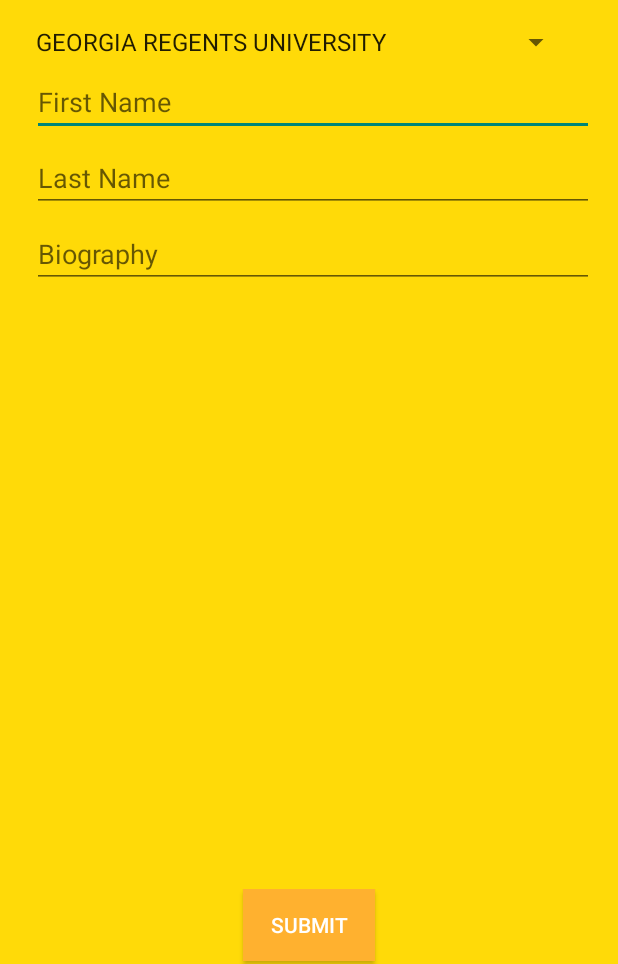
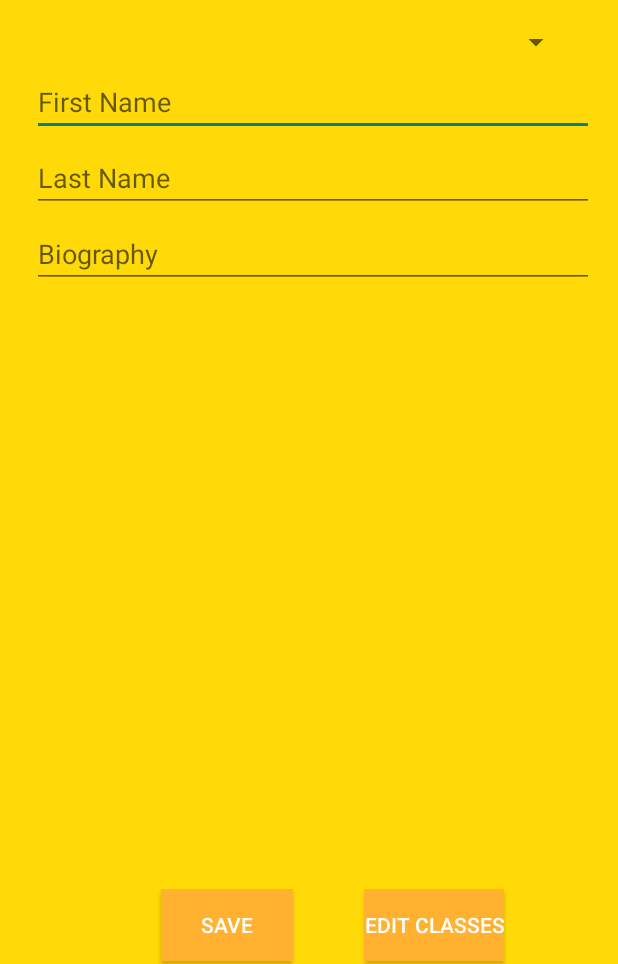
Before and after one commit to Cjreynol-zz/Study-Bear, an Android app: the EditProfile screen opened directly, with no data from a screen before it, on a phone screen of 412 x 824 dp, the part 272-1236 px from its top. Run offline under Robolectric (Android 15) with nearby library versions, the phone set to English and light mode, and no system bars; 2 statements that could not run were skipped.

Commit message:
Created new activity to handle editing classes and university information Updated EditProfile and ProfileActivity

```diff
--- a/src/StudyBear/app/src/main/AndroidManifest.xml
+++ b/src/StudyBear/app/src/main/AndroidManifest.xml
@@ -33,7 +33,11 @@
         <activity
             android:name=".EditProfile"
             android:label="@string/title_activity_edit_profile"
-            android:windowSoftInputMode="stateHidden|adjustPan">
+            android:windowSoftInputMode="stateHidden|adjustPan" >
+        </activity>
+        <activity
+            android:name=".EditClasses"
+            android:label="@string/title_activity_edit_classes" >
         </activity>
     </application>
 
--- a/src/StudyBear/app/src/main/java/com/studybear/cdj/myapplication/EditProfile.java
+++ b/src/StudyBear/app/src/main/java/com/studybear/cdj/myapplication/EditProfile.java
@@ -39,18 +39,12 @@ import static com.android.volley.Response.*;
 public class EditProfile extends ActionBarActivity {
     private NetworkController networkRequest;
     private String username;
-    private String fname;
-    private String lname;
     private String university;
-    private String biography;
     private EditText fnameView;
     private EditText lnameView;
-    private Spinner universityView;
     private EditText biographyView;
     public static JSONArray classList;
     private static final String TAG = "EditProfile";
-    public static ArrayList<String> array;
-    private String classes;
 
     @Override
     protected void onCreate(Bundle savedInstanceState) {
@@ -58,52 +52,51 @@ public class EditProfile extends ActionBarActivity {
         setContentView(R.layout.activity_edit_profile);
         networkRequest = NetworkController.getInstance(getApplicationContext());
         Intent getUserInfo = getIntent();
+
         username = getUserInfo.getStringExtra("username");
-        fname = getUserInfo.getStringExtra("fname");
-        lname = getUserInfo.getStringExtra("lname");
-        biography = getUserInfo.getStringExtra("bio");
-        classes = getUserInfo.getStringExtra("classes");
+        String fname = getUserInfo.getStringExtra("fname");
+        String lname = getUserInfo.getStringExtra("lname");
+        String biography = getUserInfo.getStringExtra("bio");
+        String classes = getUserInfo.getStringExtra("classes");
         classList = new JSONArray();
-        //classList.put(" ");
 
         fnameView = (EditText) findViewById(R.id.Fname);
         lnameView = (EditText) findViewById(R.id.Lname);
-        universityView = (Spinner) findViewById(R.id.spinner);
         biographyView = (EditText) findViewById(R.id.Biography);
 
-        ArrayAdapter<CharSequence> adapter = ArrayAdapter.createFromResource(this,
+/*      ArrayAdapter<CharSequence> adapter = ArrayAdapter.createFromResource(this,
         R.array.universitys, android.R.layout.simple_spinner_item);
         adapter.setDropDownViewResource(android.R.layout.simple_spinner_dropdown_item);
+        Spinner universityView = (Spinner) findViewById(R.id.spinner);
         universityView.setAdapter(adapter);
-
+*/
         fnameView.setText(fname);
         lnameView.setText(lname);
         biographyView.setText(biography);
-        LinearLayout ly = (LinearLayout) findViewById(R.id.layoutD);
+        final LinearLayout ly = (LinearLayout) findViewById(R.id.layoutD);
 
         String [] classParse = classes.split("\n");
         for (int i = 0; i < classParse.length; i++)
         {
-            TextView tv = new TextView(this);
+            final TextView tv = new TextView(this);
             tv.setText(classParse[i]);
-            tv.setOnClickListener(new View.OnClickListener() {
+           /* tv.setOnClickListener(new View.OnClickListener() {
                 @Override
                 public void onClick(View v) {
-                    classList.put()
+                    classList.put(tv.getText().toString());
+                    Toast.makeText(getApplicationContext(), tv.getText().toString(), Toast.LENGTH_LONG).show();
+                    ly.removeView(tv);
                 }
-            });
-
+            }); */
             ly.addView(tv);
         }
-
-
-
     }
 
     public void Submit(View v){
         university = "Georgia Regents University";
 
-        String url = getResources().getString(R.string.server_address) + "?rtype=editProfile";
+        String url = getResources().getResourceName(R.string.server_address)+ "?rtype=getProfile";
+
         StringRequest postRequest = new StringRequest(Request.Method.POST, url, new Response.Listener<String>() {
             @Override
             public void onResponse(String s) {
@@ -132,10 +125,15 @@ public class EditProfile extends ActionBarActivity {
                 return params;
             }
         };
-
         networkRequest.addToRequestQueue(postRequest);
         Intent intent = new Intent(this, ProfileActivity.class);
         intent.putExtra("username",username);
+        startActivity(intent);
+    }
+
+    public void editClasses(View v){
+        Intent intent = new Intent(this, EditClasses.class);
+        intent.putExtra("username", username);
         startActivity(intent);
     }
 
--- a/src/StudyBear/app/src/main/java/com/studybear/cdj/myapplication/ProfileActivity.java
+++ b/src/StudyBear/app/src/main/java/com/studybear/cdj/myapplication/ProfileActivity.java
@@ -37,7 +37,7 @@ public class ProfileActivity extends ActionBarActivity {
         networkRequest = NetworkController.getInstance(getApplicationContext());
         Intent intent = getIntent();
         username = intent.getStringExtra("username");
-        String url = getResources().getString(R.string.server_address) + "?rtype=getProfile&username="+username;
+        String url = getResources().getString(R.string.server_address) + "?rtype=getProfile&username=" + username;
 
         bio = (TextView) findViewById(R.id.Biography);
         classes = (TextView) findViewById(R.id.Classes);
@@ -76,7 +76,7 @@ public class ProfileActivity extends ActionBarActivity {
         }, new Response.ErrorListener() {
             @Override
             public void onErrorResponse(VolleyError volleyError) {
-
+                Toast.makeText(getApplicationContext(),volleyError.toString(),Toast.LENGTH_LONG).show();
             }
         });
         networkRequest.addToRequestQueue(profileAttr);
--- a/src/StudyBear/app/src/main/res/layout/activity_edit_profile.xml
+++ b/src/StudyBear/app/src/main/res/layout/activity_edit_profile.xml
@@ -68,11 +68,6 @@
             android:layout_marginLeft="5dp"
             android:layout_marginBottom="5dp" />
 
-        <ListView
-            android:layout_width="match_parent"
-            android:layout_height="wrap_content"
-            android:id="@+id/listView" />
-
     </LinearLayout>
     </ScrollView>
 
@@ -84,13 +79,31 @@
         <Button
             android:layout_width="wrap_content"
             android:layout_height="wrap_content"
-            android:text="Submit"
+            android:text="Save"
             android:id="@+id/button5"
             android:background="#ffffb12f"
             android:textColor="#FFFFFF"
+            android:onClick="Submit"
             android:layout_alignParentTop="true"
-            android:layout_centerHorizontal="true"
-            android:onClick="Submit"/>
+            android:layout_toLeftOf="@+id/button2"
+            android:layout_toStartOf="@+id/button2"
+            android:layout_marginRight="47dp"
+            android:layout_marginEnd="47dp" />
+
+        <Button
+            android:layout_width="wrap_content"
+            android:layout_height="wrap_content"
+            android:text="Edit Classes"
+            android:id="@+id/button2"
+            android:background="#ffffb12f"
+            android:textColor="#FFFFFF"
+            android:onClick="editClasses"
+            android:layout_marginRight="76dp"
+            android:layout_marginEnd="76dp"
+            android:layout_alignParentTop="true"
+            android:layout_alignParentRight="true"
+            android:layout_alignParentEnd="true"
+            />
 
     </RelativeLayout>
 
```
Also changed, not shown: src/StudyBear/app/src/main/java/com/studybear/cdj/myapplication/EditClasses.java (added, +152 -0 lines), src/StudyBear/app/src/main/res/layout/activity_edit_classes.xml (added, +85 -0 lines), src/StudyBear/app/src/main/res/menu/menu_edit_classes.xml (added, +7 -0 lines), src/StudyBear/app/src/main/res/values/strings.xml (+5 -4 lines), 1 other file.
